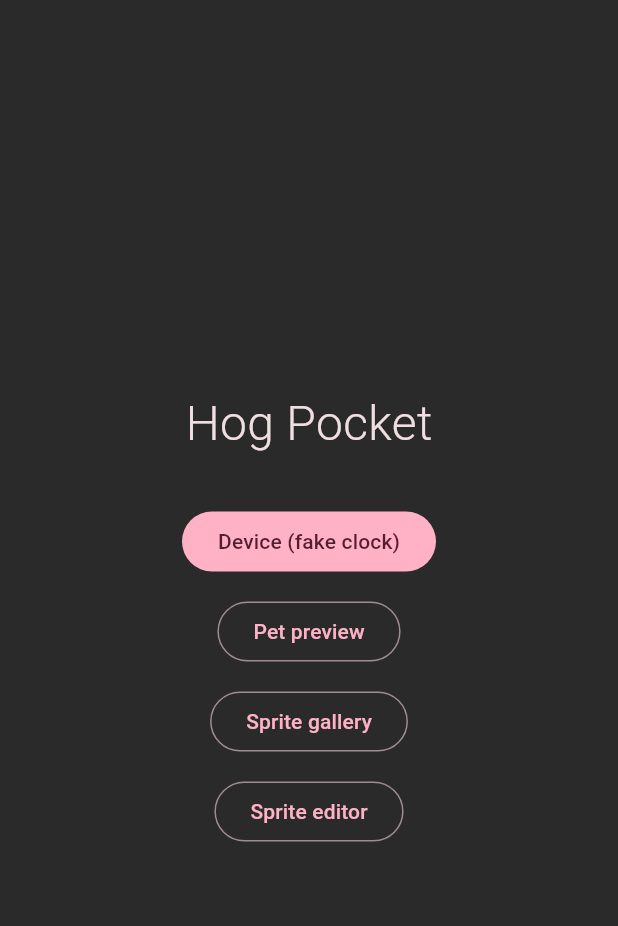
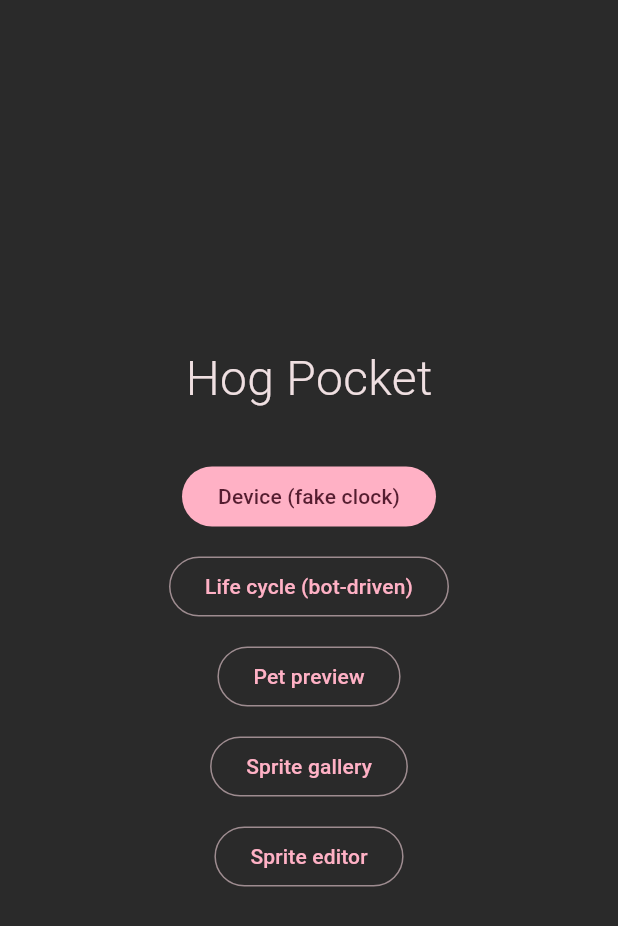
Before and after one commit to daveparks23/sooey, a Flutter app: the DevMenuPage screen opened by its route, on a phone screen of 412 x 824 dp. Shown: the top 926 px of the screen. Run offline on Flutter 3.47's test engine with Material 3 defaults, Android fonts, the phone set to English and light mode, and no system bars.

Commit message:
feat(dev): mount the life cycle harness and record it in the handoff
Adds /dev/life to the route table and the dev menu, so the bot-driven
harness built in earlier tasks is actually reachable. Also corrects an
arithmetic slip in the health-budget figure (272.8, not 273.8) in both
stages_test.dart and the harness design doc, and adds an honest account
of what the full-life tests actually demonstrate: sloppy care lands on
6 mistakes, the floor of the runt band, not the measured ceiling of 8 —
which came from a design-time probe, not the bot, and is exercised by
no test.

```diff
--- a/lib/main.dart
+++ b/lib/main.dart
@@ -1,6 +1,7 @@
 import 'package:flutter/material.dart';
 
 import 'dev/device_dev_page.dart';
+import 'dev/life_cycle_page.dart';
 import 'dev/pet_preview_page.dart';
 import 'dev/sprite_editor_page.dart';
 import 'dev/sprite_gallery_page.dart';
@@ -35,6 +36,7 @@ class HogPocketApp extends StatelessWidget {
         '/': (_) => const DevicePage(),
         '/dev': (_) => const DevMenuPage(),
         '/dev/device': (_) => const DeviceDevPage(),
+        '/dev/life': (_) => const LifeCyclePage(),
         '/dev/preview': (_) => const PetPreviewPage(),
         '/dev/sprites': (_) => const SpriteGalleryPage(),
         '/dev/editor': (_) => const SpriteEditorPage(),
@@ -65,6 +67,11 @@ class DevMenuPage extends StatelessWidget {
             ),
             const SizedBox(height: 12),
             OutlinedButton(
+              onPressed: () => Navigator.pushNamed(context, '/dev/life'),
+              child: const Text('Life cycle (bot-driven)'),
+            ),
+            const SizedBox(height: 12),
+            OutlinedButton(
               onPressed: () => Navigator.pushNamed(context, '/dev/preview'),
               child: const Text('Pet preview'),
             ),
```
Also changed, not shown: 3 other files.
